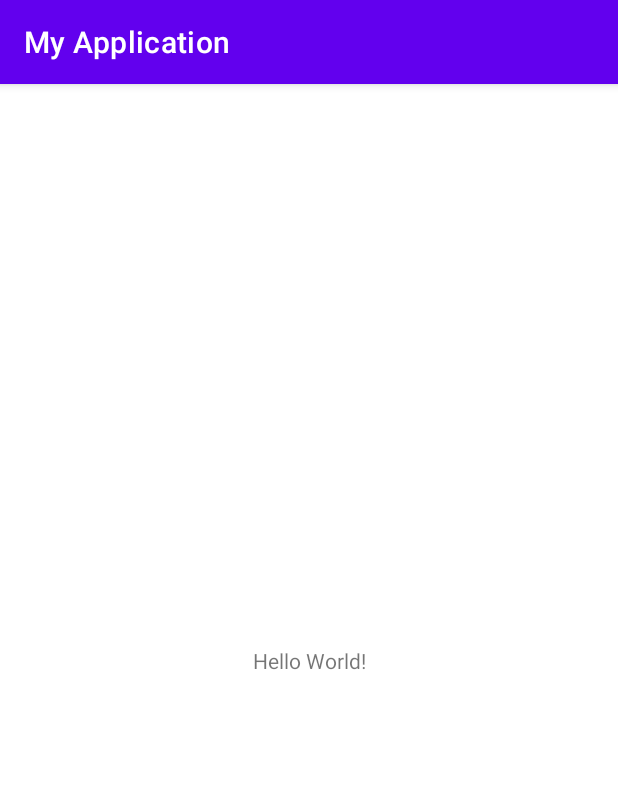
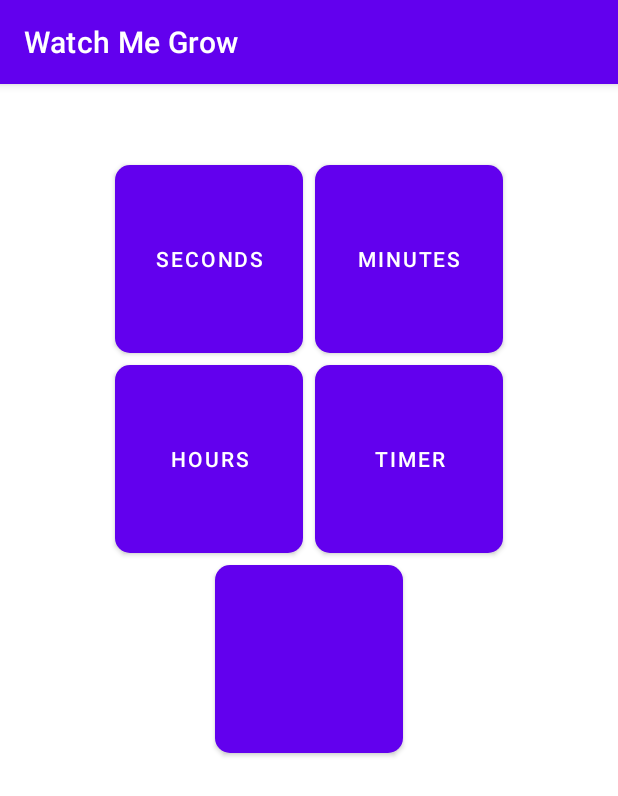
Before and after one commit to trav-ts/AgeTimer, an Android app: the screen it shows after launch (MainActivity), on a phone screen of 412 x 824 dp. Shown: the top 796 px of the screen. Run offline under Robolectric (Android 15) with nearby library versions, the phone set to English and light mode, and no system bars.

Commit message:
feat: create buttons and layout them out in grid.

```diff
--- /dev/null
+++ b/app/src/main/res/drawable/roundbtn.xml
@@ -0,0 +1,9 @@
+<?xml version="1.0" encoding="utf-8"?>
+<shape xmlns:android="http://schemas.android.com/apk/res/android" android:shape="rectangle" android:padding="10dp">
+    <solid android:color="#6E6E6E"/> <!-- this one is ths color of the Rounded Button -->
+    <corners
+        android:bottomRightRadius="10dp"
+        android:bottomLeftRadius="10dp"
+        android:topLeftRadius="10dp"
+        android:topRightRadius="10dp"/>
+</shape>
--- a/app/src/main/res/layout/activity_main.xml
+++ b/app/src/main/res/layout/activity_main.xml
@@ -1,18 +1,58 @@
 <?xml version="1.0" encoding="utf-8"?>
-<androidx.constraintlayout.widget.ConstraintLayout xmlns:android="http://schemas.android.com/apk/res/android"
-    xmlns:app="http://schemas.android.com/apk/res-auto"
-    xmlns:tools="http://schemas.android.com/tools"
-    android:layout_width="match_parent"
-    android:layout_height="match_parent"
-    tools:context=".MainActivity">
-
-    <TextView
+    <!-- Grid layout will contain 5 buttons, 2 buttons per row. The last row will only contain 1 button
+         so it should be centered. -->
+    <GridLayout xmlns:android="http://schemas.android.com/apk/res/android"
+        xmlns:tools="http://schemas.android.com/tools"
         android:layout_width="wrap_content"
-        android:layout_height="wrap_content"
-        android:text="Hello World!"
-        app:layout_constraintBottom_toBottomOf="parent"
-        app:layout_constraintEnd_toEndOf="parent"
-        app:layout_constraintStart_toStartOf="parent"
-        app:layout_constraintTop_toTopOf="parent" />
-
-</androidx.constraintlayout.widget.ConstraintLayout>
+        android:layout_height="match_parent"
+        android:layout_gravity="center"
+        android:useDefaultMargins="true"
+        android:padding="50dp"
+        android:rowCount="4"
+        android:columnCount="2"
+        android:background="@color/white"
+        tools:context=".MainActivity"
+        >
+        <Button
+            android:id="@+id/seconds_btn"
+            android:layout_row="0"
+            android:layout_column="0"
+            android:layout_width="125dp"
+            android:layout_height="125dp"
+            android:background="@drawable/roundbtn"
+            android:text="@string/seconds_btn"/>
+        <Button
+            android:id="@+id/minutes_btn"
+            android:layout_row="0"
+            android:layout_column="1"
+            android:layout_width="125dp"
+            android:layout_height="125dp"
+            android:background="@drawable/roundbtn"
+            android:text="@string/minutes_btn"/>
+        <Button
+            android:id="@+id/hours_btn"
+            android:layout_row="1"
+            android:layout_column="0"
+            android:layout_width="125dp"
+            android:layout_height="125dp"
+            android:background="@drawable/roundbtn"
+            android:text="@string/hours_btn"/>
+        <Button
+            android:id="@+id/timer_btn"
+            android:layout_row="1"
+            android:layout_column="1"
+            android:layout_width="125dp"
+            android:layout_height="125dp"
+            android:background="@drawable/roundbtn"
+            android:text="@string/timer_btn"/>
+        <Button
+            android:id="@+id/settings_btn"
+            android:layout_row="2"
+            android:layout_column="0"
+            android:layout_columnSpan="2"
+            android:layout_gravity="center"
+            android:layout_width="125dp"
+            android:layout_height="125dp"
+            android:background="@drawable/roundbtn"
+            />
+    </GridLayout>
--- a/app/src/main/res/values/strings.xml
+++ b/app/src/main/res/values/strings.xml
@@ -1,3 +1,7 @@
 <resources>
-    <string name="app_name">My Application</string>
+    <string name="app_name">Watch Me Grow</string>
+    <string name="seconds_btn">Seconds</string>
+    <string name="minutes_btn">Minutes</string>
+    <string name="hours_btn">Hours</string>
+    <string name="timer_btn">Timer</string>
 </resources>
```
